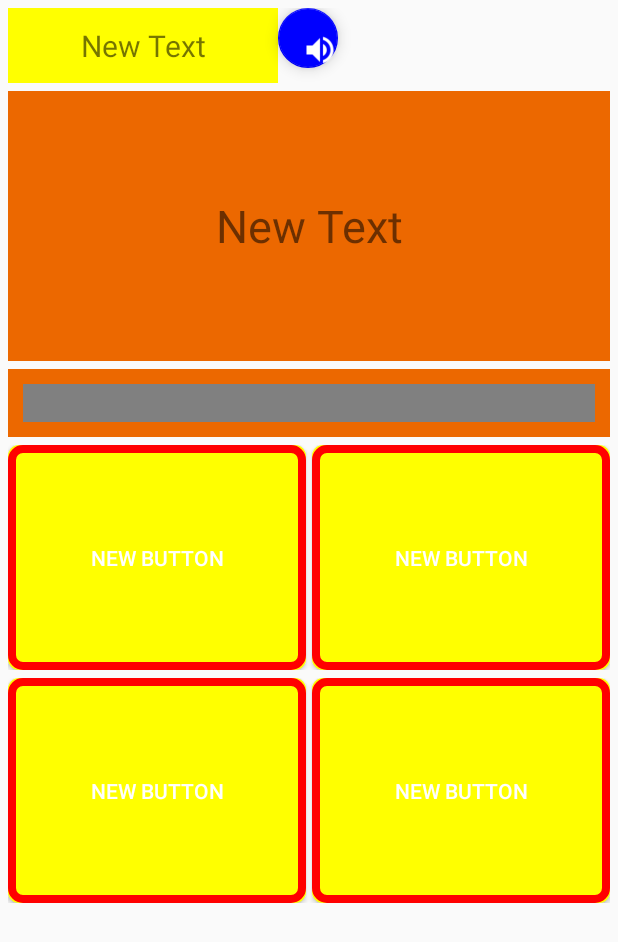
After one commit to OrenBigMuff/Marumaru, an Android app: the layout qa.xml on its own in the app's theme, with its tools: preview values and no code run, on a phone screen of 412 x 824 dp. The commit adds this screen. Shown: the top 942 px of the screen. Run offline under Robolectric (Android 15) with nearby library versions, the phone set to English and light mode, and no system bars.

Commit message:
Ｐ２レイアウト８０％、ボタン押下時の赤線表示

```diff
--- a/app/build.gradle
+++ b/app/build.gradle
@@ -23,4 +23,5 @@ dependencies {
     compile fileTree(dir: 'libs', include: ['*.jar'])
     testCompile 'junit:junit:4.12'
     compile 'com.android.support:appcompat-v7:23.1.1'
+    compile 'com.android.support:design:22.2.1'
 }
--- /dev/null
+++ b/app/src/main/java/com/bizan/mobile10/marumaru/QA.java
@@ -0,0 +1,60 @@
+package com.bizan.mobile10.marumaru;
+
+import android.os.Bundle;
+import android.support.v7.app.AppCompatActivity;
+import android.view.View;
+import android.widget.Button;
+import android.widget.ImageView;
+
+/**
+ * Created by user on 2016/01/28.
+ */
+public class QA extends AppCompatActivity implements View.OnClickListener{
+    @Override
+    public void onCreate(Bundle bundle){
+        super.onCreate(bundle);
+        setContentView(R.layout.qa);
+
+        //ボタンをウィジェットに登録
+        Button qaAnsButton1 = (Button) findViewById(R.id.qaBtnAnswer1);
+        qaAnsButton1.setOnClickListener(this);
+        Button qaAnsButton2 = (Button) findViewById(R.id.qaBtnAnswer2);
+        qaAnsButton2.setOnClickListener(this);
+        Button qaAnsButton3 = (Button) findViewById(R.id.qaBtnAnswer3);
+        qaAnsButton3.setOnClickListener(this);
+        Button qaAnsButton4 = (Button) findViewById(R.id.qaBtnAnswer4);
+        qaAnsButton4.setOnClickListener(this);
+
+        //アンサーボタンの外枠を隠す
+        ImageView qaImgStroke1 = (ImageView) findViewById(R.id.qaImgStroke1);
+        qaImgStroke1.setVisibility(View.GONE);
+        ImageView qaImgStroke2 = (ImageView) findViewById(R.id.qaImgStroke2);
+        qaImgStroke2.setVisibility(View.GONE);
+        ImageView qaImgStroke3 = (ImageView) findViewById(R.id.qaImgStroke3);
+        qaImgStroke3.setVisibility(View.GONE);
+        ImageView qaImgStroke4 = (ImageView) findViewById(R.id.qaImgStroke4);
+        qaImgStroke4.setVisibility(View.GONE);
+    }
+
+    @Override
+    public void onClick(View v) {
+
+        switch (v.getId()){
+            case R.id.qaBtnAnswer1:
+                ImageView qaImgStroke1 = (ImageView) findViewById(R.id.qaImgStroke1);
+                qaImgStroke1.setVisibility(View.VISIBLE);
+
+            case R.id.qaBtnAnswer2:
+                ImageView qaImgStroke2 = (ImageView) findViewById(R.id.qaImgStroke2);
+                qaImgStroke2.setVisibility(View.GONE);
+
+            case R.id.qaBtnAnswer3:
+                ImageView qaImgStroke3 = (ImageView) findViewById(R.id.qaImgStroke3);
+                qaImgStroke3.setVisibility(View.GONE);
+
+            case R.id.qaBtnAnswer4:
+                ImageView qaImgStroke4 = (ImageView) findViewById(R.id.qaImgStroke4);
+                qaImgStroke4.setVisibility(View.GONE);
+        }
+    }
+}
--- /dev/null
+++ b/app/src/main/res/layout/qa.xml
@@ -0,0 +1,225 @@
+<?xml version="1.0" encoding="utf-8"?>
+<RelativeLayout xmlns:android="http://schemas.android.com/apk/res/android"
+    xmlns:app="http://schemas.android.com/apk/res-auto"
+    android:orientation="vertical"
+    android:layout_width="match_parent"
+    android:layout_height="match_parent">
+
+    <FrameLayout
+        android:id="@+id/frameL1"
+        android:layout_width="match_parent"
+        android:layout_height="50dp"
+        android:layout_marginTop="5dp"
+        android:layout_marginRight="5dp"
+        android:layout_marginLeft="5dp">
+
+        <LinearLayout
+            android:orientation="horizontal"
+            android:layout_width="match_parent"
+            android:layout_height="match_parent">
+
+            <TextView
+                android:layout_width="180dp"
+                android:layout_height="50dp"
+                android:text="New Text"
+                android:id="@+id/textView"
+                android:background="@color/P2AnswerButtonBackColor"
+                android:textSize="20sp"
+                android:gravity="center" />
+
+            <android.support.design.widget.FloatingActionButton
+                android:id="@+id/qaSoundBtn"
+                android:layout_width="wrap_content"
+                android:layout_height="wrap_content"
+                android:layout_marginBottom="@dimen/fab_margin"
+                android:layout_marginRight="@dimen/fab_margin"
+                app:backgroundTint="@color/P1SoundButtonBackColor"
+                android:src="@drawable/volume_on" />
+        </LinearLayout>
+    </FrameLayout>
+
+    <FrameLayout
+        android:id="@+id/FrameL2"
+        android:orientation="vertical"
+        android:layout_width="match_parent"
+        android:layout_height="180dp"
+        android:layout_below="@+id/frameL1"
+        android:layout_marginLeft="5dp"
+        android:layout_marginTop="5dp"
+        android:layout_marginRight="5dp">
+
+        <RelativeLayout
+            android:layout_width="match_parent"
+            android:layout_height="match_parent">
+
+            <ImageView
+                android:layout_width="match_parent"
+                android:layout_height="match_parent"
+                android:id="@+id/imageView"
+                android:background="@color/P1StartButtonBackColor" />
+
+            <TextView
+                android:layout_width="match_parent"
+                android:layout_height="match_parent"
+                android:text="New Text"
+                android:id="@+id/textView2"
+                android:gravity="center"
+                android:layout_alignWithParentIfMissing="false"
+                android:layout_alignParentRight="false"
+                android:layout_alignParentTop="false"
+                android:layout_alignParentLeft="false"
+                android:layout_alignParentBottom="false"
+                android:textSize="30sp" />
+        </RelativeLayout>
+    </FrameLayout>
+
+    <FrameLayout
+        android:id="@+id/FrameL3"
+        android:layout_width="match_parent"
+        android:layout_height="45dp"
+        android:layout_below="@+id/FrameL2"
+        android:layout_marginLeft="5dp"
+        android:layout_marginTop="5dp"
+        android:layout_marginRight="5dp">
+
+        <LinearLayout
+            android:orientation="vertical"
+            android:layout_width="match_parent"
+            android:layout_height="match_parent"
+            android:background="@color/P1StartButtonBackColor">
+
+            <LinearLayout
+                android:orientation="vertical"
+                android:layout_width="match_parent"
+                android:layout_height="match_parent"
+                android:background="#808080"
+                android:layout_margin="10dp"></LinearLayout>
+
+        </LinearLayout>
+
+    </FrameLayout>
+
+    <FrameLayout
+        android:id="@+id/FrameL4"
+        android:layout_width="match_parent"
+        android:layout_height="150dp"
+        android:layout_below="@+id/FrameL3"
+        android:layout_marginLeft="5dp"
+        android:layout_marginTop="5dp"
+        android:layout_marginRight="5dp">
+
+        <LinearLayout
+            android:orientation="horizontal"
+            android:layout_width="match_parent"
+            android:layout_height="match_parent">
+
+            <Button
+                android:layout_width="0dp"
+                android:layout_height="match_parent"
+                android:text="New Button"
+                android:id="@+id/qaBtnAnswer1"
+                android:padding="1dp"
+                android:layout_gravity="top"
+                android:layout_weight="1"
+                style="@style/button_answer"
+                android:layout_marginRight="2dp" />
+
+            <Button
+                android:layout_width="0dp"
+                android:layout_height="match_parent"
+                android:text="New Button"
+                android:id="@+id/qaBtnAnswer2"
+                android:padding="1dp"
+                android:layout_weight="1"
+                style="@style/button_answer"
+                android:layout_marginLeft="2dp" />
+
+        </LinearLayout>
+
+        <LinearLayout
+            android:orientation="horizontal"
+            android:layout_width="match_parent"
+            android:layout_height="match_parent">
+
+            <ImageView
+                android:layout_width="0dp"
+                android:layout_height="match_parent"
+                android:id="@+id/qaImgStroke1"
+                style="@style/answer_stroke"
+                android:layout_weight="1"
+                android:layout_marginRight="2dp" />
+
+            <ImageView
+                android:layout_width="0dp"
+                android:layout_height="match_parent"
+                android:id="@+id/qaImgStroke2"
+                style="@style/answer_stroke"
+                android:layout_weight="1"
+                android:layout_marginLeft="2dp" />
+        </LinearLayout>
+
+        <LinearLayout
+            android:orientation="horizontal"
+            android:layout_width="match_parent"
+            android:layout_height="match_parent"></LinearLayout>
+    </FrameLayout>
+
+    <FrameLayout
+        android:layout_width="match_parent"
+        android:layout_height="150dp"
+        android:layout_margin="5dp"
+        android:layout_below="@+id/FrameL4">
+
+        <LinearLayout
+            android:orientation="horizontal"
+            android:layout_width="match_parent"
+            android:layout_height="match_parent">
+
+            <Button
+                android:layout_width="0dp"
+                android:layout_height="match_parent"
+                android:text="New Button"
+                android:id="@+id/qaBtnAnswer3"
+                android:layout_weight="1"
+                android:layout_marginRight="2dp"
+                style="@style/button_answer"/>
+
+            <Button
+                android:layout_width="0dp"
+                android:layout_height="match_parent"
+                android:text="New Button"
+                android:id="@+id/qaBtnAnswer4"
+                android:layout_weight="1"
+                android:layout_marginLeft="2dp"
+                style="@style/button_answer"/>
+        </LinearLayout>
+
+        <LinearLayout
+            android:orientation="horizontal"
+            android:layout_width="match_parent"
+            android:layout_height="match_parent">
+
+            <ImageView
+                android:layout_width="0dp"
+                android:layout_height="match_parent"
+                android:id="@+id/qaImgStroke3"
+                android:layout_weight="1"
+                android:layout_marginRight="2dp"
+                style="@style/answer_stroke"/>
+
+            <ImageView
+                android:layout_width="0dp"
+                android:layout_height="match_parent"
+                android:id="@+id/qaImgStroke4"
+                android:layout_weight="1"
+                android:layout_marginLeft="2dp"
+                style="@style/answer_stroke"/>
+        </LinearLayout>
+
+        <LinearLayout
+            android:orientation="horizontal"
+            android:layout_width="match_parent"
+            android:layout_height="match_parent"></LinearLayout>
+    </FrameLayout>
+
+</RelativeLayout>
--- a/app/src/main/res/values/colors.xml
+++ b/app/src/main/res/values/colors.xml
@@ -15,4 +15,6 @@
     <color name="P2AnswerButtonBackColor">#ffff00</color>  //アンサーボタンバックグラウンドカラー
     <color name="P2AnswerButtonTextColor">#ffffff</color>  //アンサーボタンテキストカラー
     <color name="P2AnswerButtonStrokeColor">#ff0000</color>//アンサーボタン外枠カラー
+
+    <color name="TextColor">#ff8000</color>
 </resources>
--- a/app/src/main/res/values/dimens.xml
+++ b/app/src/main/res/values/dimens.xml
@@ -2,4 +2,5 @@
     <!-- Default screen margins, per the Android Design guidelines. -->
     <dimen name="activity_horizontal_margin">16dp</dimen>
     <dimen name="activity_vertical_margin">16dp</dimen>
+    <dimen name="fab_margin">10dp</dimen>
 </resources>
--- a/app/src/main/res/values/styles.xml
+++ b/app/src/main/res/values/styles.xml
@@ -8,17 +8,27 @@
         <item name="colorAccent">@color/colorAccent</item>
     </style>
     <style name="button_start">     //スタートボタン
-        <item name="android:textSize">16sp</item>
         <item name="android:textColor">@color/P1StartButtonTextColor</item>
         <item name="android:background">@drawable/start_button_back_color</item>
     </style>
     <style name="button_answer">     //アンサーボタン
-        <item name="android:textSize">16sp</item>
         <item name="android:textColor">@color/P2AnswerButtonTextColor</item>
         <item name="android:background">@drawable/answer_button_back_color</item>
     </style>
     <style name="answer_stroke">     //アンサーボタン外枠
         <item name="android:background">@drawable/answer_button_stroke</item>
     </style>
+    <style name="fontSize_Big">      //テキストサイズ大
+        <item name="android:textColor">@color/TextColor</item>
+        <item name="android:textSize">35sp</item>
+    </style>
+    <style name="fontSize_Normal">   //テキストサイズ中
+        <item name="android:textColor">@color/TextColor</item>
+        <item name="android:textSize">25sp</item>
+    </style>
+    <style name="fontSize_Small">    //テキストサイズ小
+        <item name="android:textColor">@color/TextColor</item>
+        <item name="android:textSize">15sp</item>
+    </style>
 
 </resources>
```
Also changed, not shown: app/src/main/res/drawable/volume_off.png (added), app/src/main/res/drawable/volume_on.png (added).
